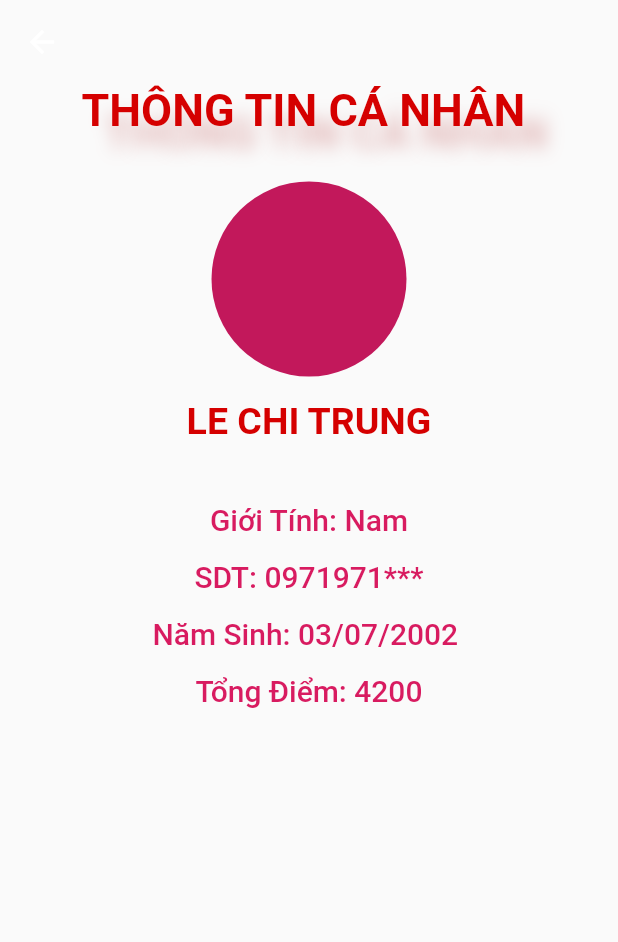
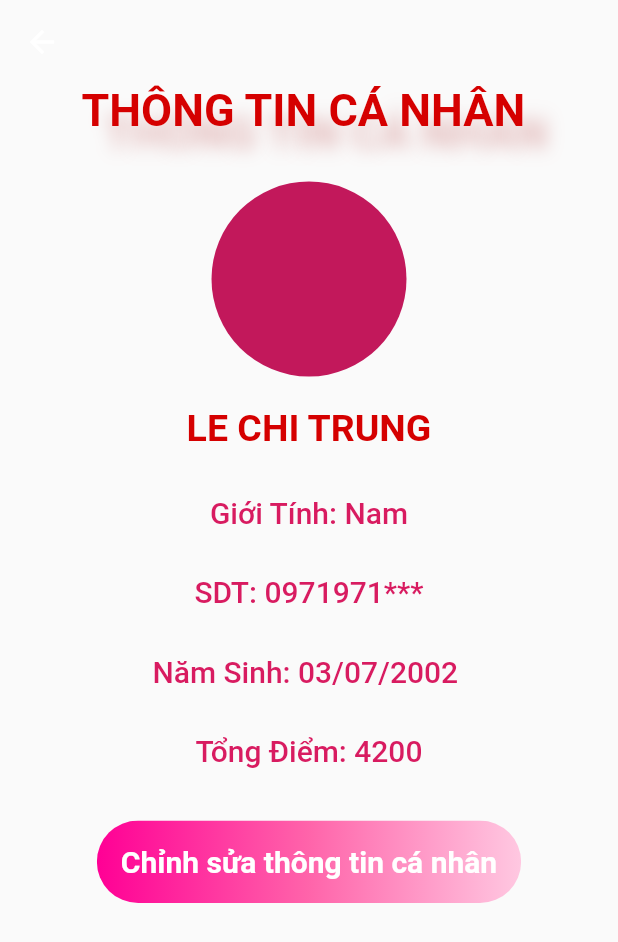
Before and after one commit to nguyenhoangvu-cdpm20d/flutter_appvutrungvinh_406394402, a Flutter app: the Person screen opened directly, on a phone screen of 412 x 824 dp. Shown: the top 942 px of the screen. Run offline on Flutter 3.47's test engine with Material 2 defaults, Android fonts, the phone set to English and light mode, and no system bars; our stand-ins replace convex_bottom_bar.

Commit message:
chỉnh sửa

```diff
--- a/lib/views/person.dart
+++ b/lib/views/person.dart
@@ -49,7 +49,7 @@ class _PersonState extends State<Person> {
               ),
             ),
             Container(
-              padding: EdgeInsets.only(top: 10),
+              padding: EdgeInsets.all(15),
               child: Text(
                 'LE CHI TRUNG',
                 style: TextStyle(
@@ -59,7 +59,7 @@ class _PersonState extends State<Person> {
               ),
             ),
             Container(
-              padding: EdgeInsets.only(top: 40),
+              padding: EdgeInsets.all(15),
               child: Text(
                 'Giới Tính: Nam',
                 style: TextStyle(
@@ -69,7 +69,7 @@ class _PersonState extends State<Person> {
               ),
             ),
             Container(
-              padding: EdgeInsets.only(top: 15),
+              padding: EdgeInsets.all(15),
               child: Text(
                 'SDT: 0971971***',
                 style: TextStyle(
@@ -79,7 +79,7 @@ class _PersonState extends State<Person> {
               ),
             ),
             Container(
-              padding: EdgeInsets.only(top: 15),
+              padding: EdgeInsets.all(15),
               child: Text(
                 'Năm Sinh: 03/07/2002 ',
                 style: TextStyle(
@@ -97,7 +97,44 @@ class _PersonState extends State<Person> {
                     fontSize: 20,
                     color: Colors.pink.shade600),
               ),
-            )
+            ),
+            SizedBox(
+              height: 20,
+            ),
+            ClipRRect(
+              borderRadius: BorderRadius.circular(30),
+              child: Stack(
+                children: <Widget>[
+                  Positioned.fill(
+                    child: Container(
+                      decoration: const BoxDecoration(
+                        gradient: LinearGradient(
+                          colors: <Color>[
+                            Color.fromARGB(255, 255, 0, 149),
+                            Color.fromARGB(255, 255, 100, 170),
+                            Color.fromARGB(255, 255, 200, 225),
+                          ],
+                        ),
+                      ),
+                    ),
+                  ),
+                  TextButton(
+                    style: TextButton.styleFrom(
+                      foregroundColor: Colors.white,
+                      padding: const EdgeInsets.all(16.0),
+                      textStyle: const TextStyle(
+                        fontSize: 20,
+                        fontWeight: FontWeight.bold,
+                      ),
+                    ),
+                    onPressed: () {},
+                    child: const Text(
+                      'Chỉnh sửa thông tin cá nhân',
+                    ),
+                  ),
+                ],
+              ),
+            ),
           ],
         ),
       ),
--- a/lib/views/startscreen.dart
+++ b/lib/views/startscreen.dart
@@ -9,7 +9,7 @@ class StartApp extends StatelessWidget {
     AnimationController controller;
     return Scaffold(
       appBar: AppBar(
-        backgroundColor: Colors.transparent,
+        backgroundColor: Colors.white,
       ),
       body: Center(
         child: TextButton(
```
Also changed, not shown: lib/views/home.dart (+37 -11 lines), lib/views/signup.dart (+21 -2 lines).
